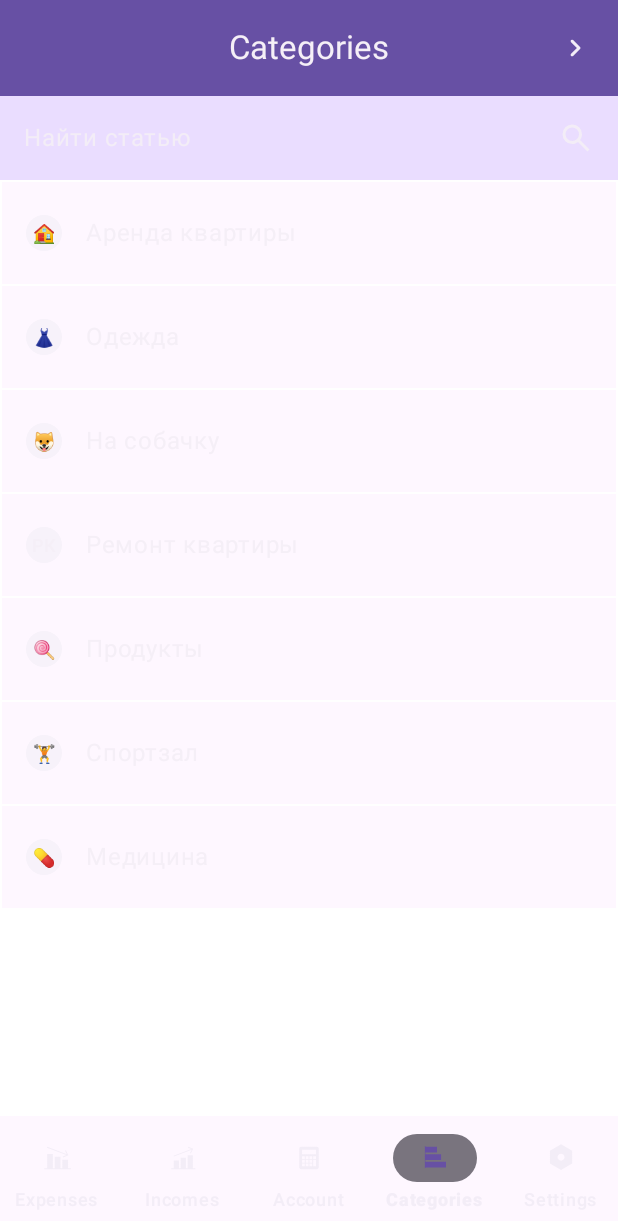
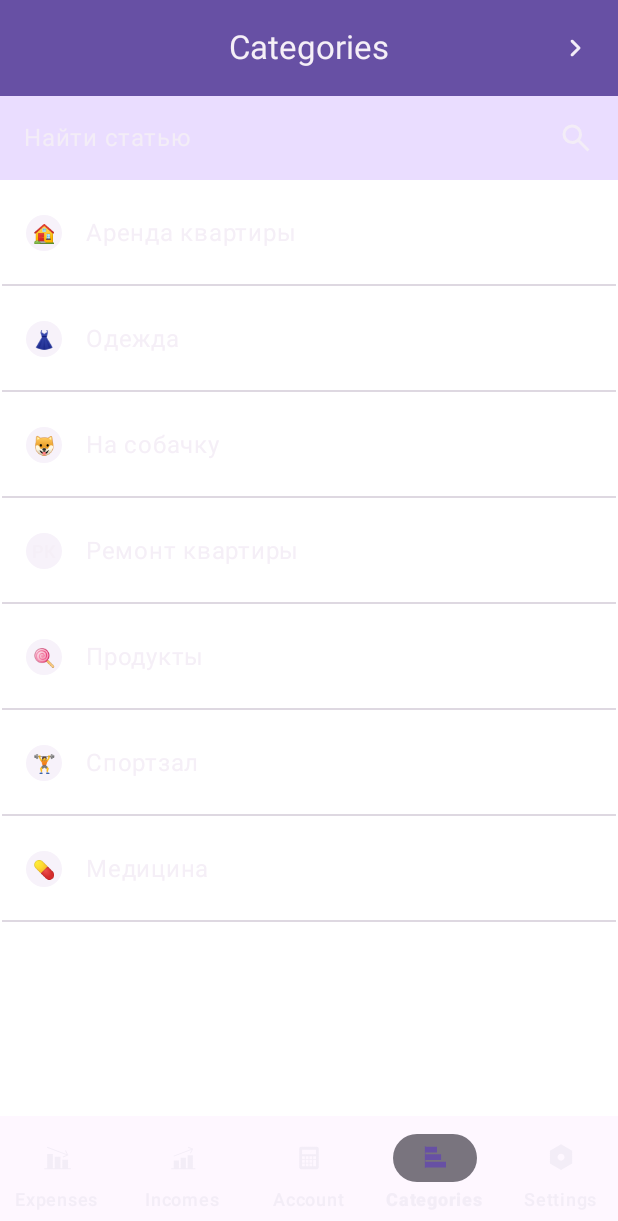
Before and after one commit to NikitaTropin3536/FinancialApp, an Android app built with Jetpack Compose: the CategoriesScreen screen opened through its navigation route, on a phone screen of 412 x 824 dp. Shown: the top 1221 px of the screen. Run offline under Robolectric (Android 15) with nearby library versions, the phone set to English and light mode, and no system bars.

Commit message:
fix: fix item color for categories and add divider

```diff
--- a/app/src/main/java/com/atech/financialapp/screens/CategoriesScreen.kt
+++ b/app/src/main/java/com/atech/financialapp/screens/CategoriesScreen.kt
@@ -6,6 +6,8 @@ import androidx.compose.foundation.layout.Column
 import androidx.compose.foundation.layout.PaddingValues
 import androidx.compose.foundation.lazy.LazyColumn
 import androidx.compose.foundation.lazy.items
+import androidx.compose.material3.Divider
+import androidx.compose.material3.MaterialTheme
 import androidx.compose.runtime.Composable
 import androidx.compose.ui.Modifier
 import androidx.compose.ui.graphics.Color
@@ -40,8 +42,11 @@ fun CategoriesScreen(
                 ColumnItem(
                     title = item.name,
                     emoji = item.emoji,
+                    color = Color.White,
                     highEmphasis = true,
                 )
+
+                Divider(color = MaterialTheme.colorScheme.surfaceDim)
 
             }
 
```
